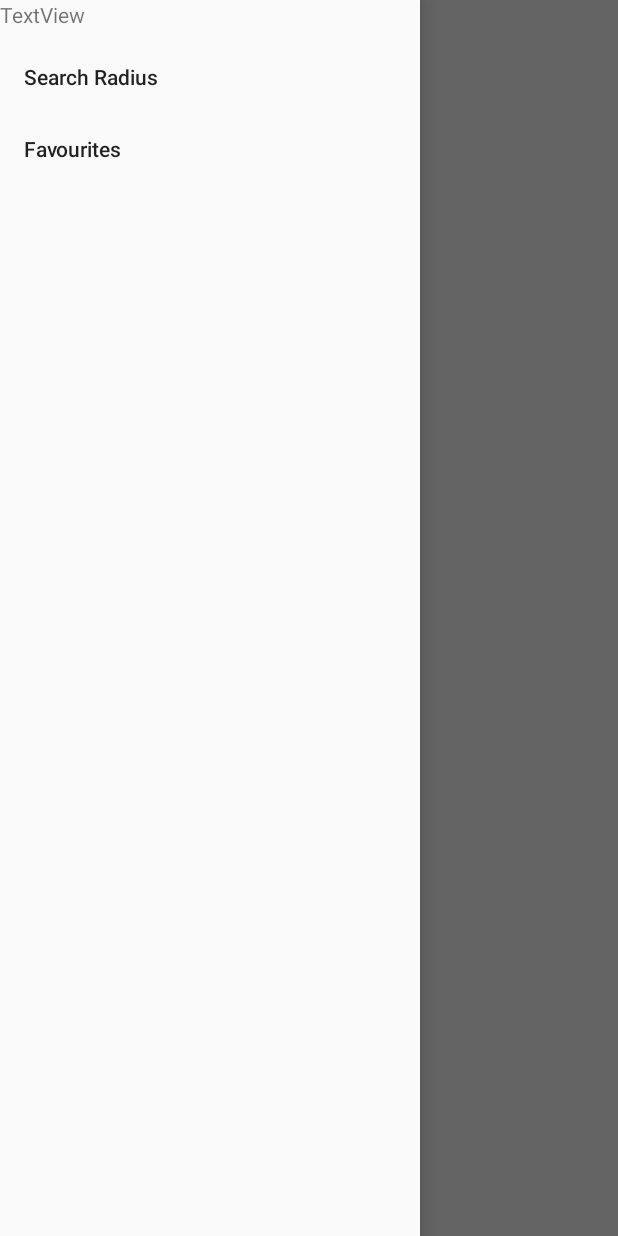
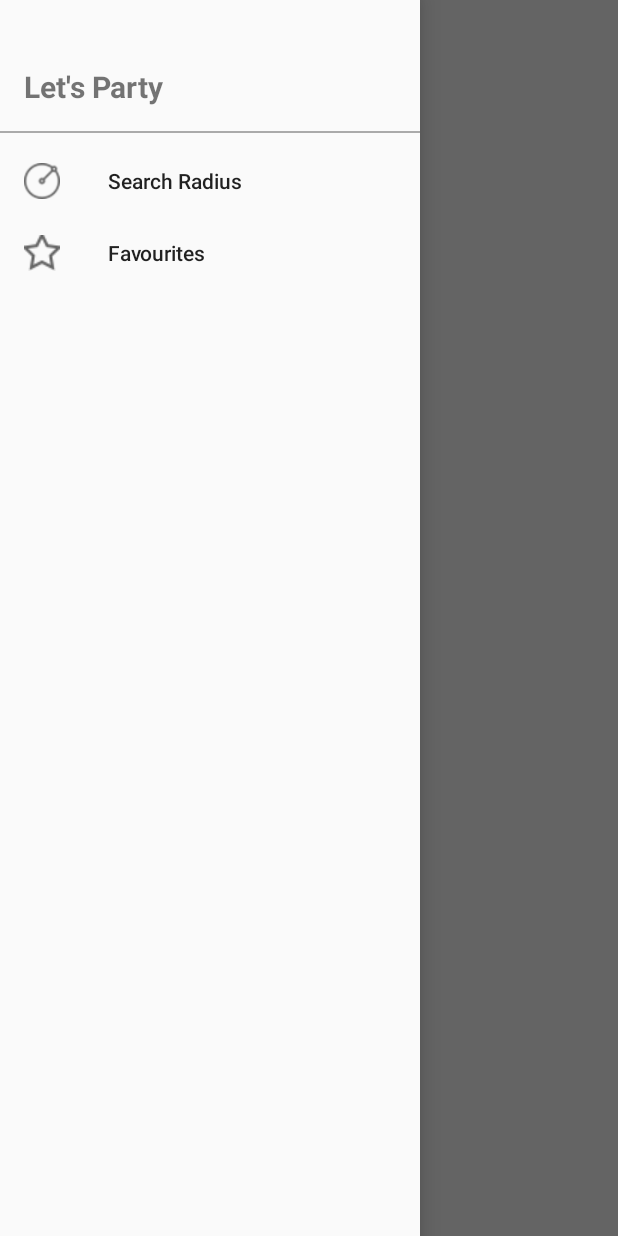
Before and after one commit to amanuela97/Project, an Android app: the screen it shows after launch (MainActivity), with the side drawer open, on a phone screen of 412 x 824 dp. Run offline under Robolectric (Android 15) with nearby library versions, the light colour scheme and no system bars; our stand-ins replace navigation-ui; libraries missing offline, so code that uses them is left out: com.mancj.materialsearchbar.

Commit message:
refine the layout of navigation view

```diff
--- a/app/src/main/res/layout/nav_header.xml
+++ b/app/src/main/res/layout/nav_header.xml
@@ -1,12 +1,32 @@
 <?xml version="1.0" encoding="utf-8"?>
-<LinearLayout xmlns:android="http://schemas.android.com/apk/res/android"
+<androidx.constraintlayout.widget.ConstraintLayout xmlns:android="http://schemas.android.com/apk/res/android"
+    xmlns:app="http://schemas.android.com/apk/res-auto"
+    xmlns:tools="http://schemas.android.com/tools"
     android:layout_width="match_parent"
     android:layout_height="match_parent"
-    android:orientation="vertical">
+    android:orientation="vertical"
+    android:id="@+id/linearLayout">
 
     <TextView
         android:id="@+id/textView"
         android:layout_width="wrap_content"
         android:layout_height="wrap_content"
-        android:text="TextView" />
-</LinearLayout>
+        android:layout_marginStart="16dp"
+        android:layout_marginTop="44dp"
+        android:layout_marginBottom="16dp"
+        android:text="@string/app_name"
+        android:textSize="20sp"
+        android:textStyle="bold"
+        app:layout_constraintBottom_toTopOf="@id/separator"
+        app:layout_constraintStart_toStartOf="parent"
+        app:layout_constraintTop_toTopOf="parent"
+        tools:layout_conversion_absoluteHeight="19dp"
+        tools:layout_conversion_absoluteWidth="66dp" />
+
+    <View
+        android:id="@+id/separator"
+        android:layout_width="match_parent"
+        android:layout_height="1dp"
+        android:background="@android:color/darker_gray"
+        app:layout_constraintBottom_toBottomOf="parent" />
+</androidx.constraintlayout.widget.ConstraintLayout>
--- a/app/src/main/res/menu/nav_drawer_menu.xml
+++ b/app/src/main/res/menu/nav_drawer_menu.xml
@@ -3,8 +3,10 @@
 
     <item
         android:id="@+id/search_radius"
+        android:icon="@drawable/radius"
         android:title="@string/search_radius" />
     <item
         android:id="@+id/favourites"
+        android:icon="@drawable/star"
         android:title="@string/favourites" />
 </menu>
--- a/app/src/main/res/values/strings.xml
+++ b/app/src/main/res/values/strings.xml
@@ -1,5 +1,5 @@
 <resources>
-    <string name="app_name">Project</string>
+    <string name="app_name">Let\'s Party</string>
     <string name="hello_blank_fragment">Hello blank fragment</string>
     <string name="alert_message">This application requires locations to be turned on</string>
     <string name="canceled">Location is off</string>
```
Also changed, not shown: app/src/main/res/drawable-v24/radius.png (added), app/src/main/res/drawable-v24/star.png (added).
